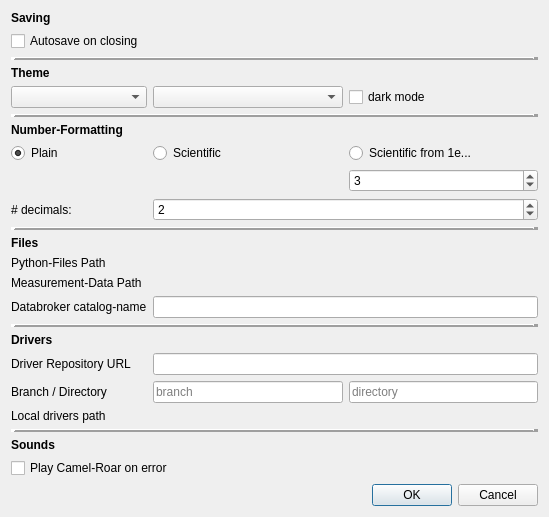
Before: the Qt Designer form nomad_camels/gui/settings_window.ui in FAU-LAP/NOMAD-CAMELS, drawn with Qt 5.
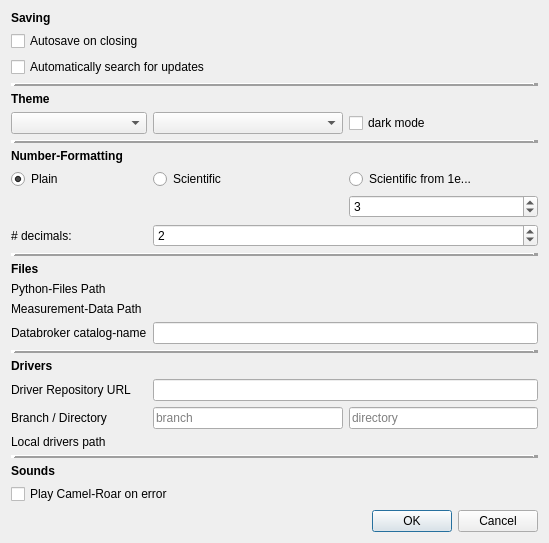
After: the same form once the commit is applied. Custom widgets are drawn as their Qt base class.

Commit message: auto-search for updates is now enabled

```diff
--- a/nomad_camels/gui/settings_window.ui
+++ b/nomad_camels/gui/settings_window.ui
@@ -7,117 +7,22 @@
     <x>0</x>
     <y>0</y>
     <width>549</width>
-    <height>485</height>
+    <height>505</height>
    </rect>
   </property>
   <property name="windowTitle">
    <string>Dialog</string>
   </property>
   <layout class="QGridLayout" name="gridLayout">
-   <item row="4" column="1">
-    <widget class="QComboBox" name="comboBox_theme"/>
-   </item>
-   <item row="2" column="1" colspan="3">
-    <widget class="Line" name="line">
-     <property name="frameShadow">
-      <enum>QFrame::Raised</enum>
-     </property>
-     <property name="lineWidth">
-      <number>5</number>
-     </property>
-     <property name="orientation">
-      <enum>Qt::Horizontal</enum>
-     </property>
-    </widget>
-   </item>
-   <item row="10" column="2" colspan="2">
-    <widget class="QSpinBox" name="spinBox_n_decimals">
-     <property name="value">
-      <number>2</number>
-     </property>
-    </widget>
-   </item>
-   <item row="8" column="1">
-    <widget class="QRadioButton" name="radioButton_plain_numbers">
+   <item row="1" column="1" colspan="3">
+    <widget class="QCheckBox" name="checkBox_autosave">
      <property name="text">
-      <string>Plain</string>
+      <string>Autosave on closing</string>
      </property>
-     <property name="checkable">
-      <bool>true</bool>
-     </property>
-     <property name="checked">
-      <bool>true</bool>
-     </property>
     </widget>
    </item>
-   <item row="10" column="1">
-    <widget class="QLabel" name="label_4">
-     <property name="maximumSize">
-      <size>
-       <width>16777215</width>
-       <height>17</height>
-      </size>
-     </property>
-     <property name="text">
-      <string># decimals:</string>
-     </property>
-    </widget>
-   </item>
-   <item row="17" column="1">
-    <widget class="QLabel" name="label_10">
-     <property name="text">
-      <string>Databroker catalog-name</string>
-     </property>
-    </widget>
-   </item>
-   <item row="0" column="1" colspan="3">
-    <widget class="QLabel" name="label">
-     <property name="maximumSize">
-      <size>
-       <width>16777215</width>
-       <height>17</height>
-      </size>
-     </property>
-     <property name="font">
-      <font>
-       <weight>75</weight>
-       <italic>false</italic>
-       <bold>true</bold>
-      </font>
-     </property>
-     <property name="text">
-      <string>Saving</string>
-     </property>
-    </widget>
-   </item>
-   <item row="8" column="3">
-    <widget class="QRadioButton" name="radioButton_mixed">
-     <property name="text">
-      <string>Scientific from 1e...</string>
-     </property>
-    </widget>
-   </item>
-   <item row="12" column="1" colspan="3">
-    <widget class="QLabel" name="label_5">
-     <property name="maximumSize">
-      <size>
-       <width>16777215</width>
-       <height>17</height>
-      </size>
-     </property>
-     <property name="font">
-      <font>
-       <weight>75</weight>
-       <bold>true</bold>
-      </font>
-     </property>
-     <property name="text">
-      <string>Files</string>
-     </property>
-    </widget>
-   </item>
-   <item row="11" column="1" colspan="3">
-    <widget class="Line" name="line_3">
+   <item row="19" column="1" colspan="3">
+    <widget class="Line" name="line_6">
      <property name="frameShadow">
       <enum>QFrame::Raised</enum>
      </property>
@@ -129,96 +34,98 @@
      </property>
     </widget>
    </item>
-   <item row="25" column="1" colspan="3">
+   <item row="26" column="1" colspan="3">
     <widget class="QCheckBox" name="checkBox_play_camel_on_error">
      <property name="text">
       <string>Play Camel-Roar on error</string>
      </property>
     </widget>
    </item>
-   <item row="21" column="2">
-    <widget class="QLineEdit" name="lineEdit_branch">
-     <property name="placeholderText">
-      <string>branch</string>
-     </property>
-    </widget>
-   </item>
-   <item row="5" column="1" colspan="3">
-    <widget class="Line" name="line_2">
-     <property name="frameShadow">
-      <enum>QFrame::Raised</enum>
-     </property>
-     <property name="lineWidth">
-      <number>5</number>
-     </property>
-     <property name="orientation">
-      <enum>Qt::Horizontal</enum>
-     </property>
-    </widget>
-   </item>
-   <item row="16" column="1">
-    <widget class="QLabel" name="label_7">
-     <property name="maximumSize">
-      <size>
-       <width>16777215</width>
-       <height>17</height>
-      </size>
-     </property>
-     <property name="text">
-      <string>Measurement-Data Path</string>
-     </property>
-    </widget>
-   </item>
-   <item row="17" column="2" colspan="2">
-    <widget class="QLineEdit" name="lineEdit_catalog_name"/>
-   </item>
-   <item row="7" column="1" colspan="3">
-    <widget class="QLabel" name="label_3">
-     <property name="maximumSize">
-      <size>
-       <width>16777215</width>
-       <height>17</height>
-      </size>
-     </property>
-     <property name="font">
-      <font>
-       <weight>75</weight>
-       <bold>true</bold>
-      </font>
-     </property>
-     <property name="text">
-      <string>Number-Formatting</string>
-     </property>
-    </widget>
-   </item>
-   <item row="23" column="1" colspan="3">
-    <widget class="Line" name="line_5">
-     <property name="frameShadow">
-      <enum>QFrame::Raised</enum>
-     </property>
-     <property name="lineWidth">
-      <number>5</number>
-     </property>
-     <property name="orientation">
-      <enum>Qt::Horizontal</enum>
-     </property>
-    </widget>
-   </item>
    <item row="9" column="3">
+    <widget class="QRadioButton" name="radioButton_mixed">
+     <property name="text">
+      <string>Scientific from 1e...</string>
+     </property>
+    </widget>
+   </item>
+   <item row="22" column="1">
+    <widget class="QLabel" name="label_14">
+     <property name="text">
+      <string>Branch / Directory</string>
+     </property>
+    </widget>
+   </item>
+   <item row="22" column="3">
+    <widget class="QLineEdit" name="lineEdit_directory">
+     <property name="placeholderText">
+      <string>directory</string>
+     </property>
+    </widget>
+   </item>
+   <item row="20" column="1" colspan="3">
+    <widget class="QLabel" name="label_13">
+     <property name="font">
+      <font>
+       <weight>75</weight>
+       <bold>true</bold>
+      </font>
+     </property>
+     <property name="text">
+      <string>Drivers</string>
+     </property>
+    </widget>
+   </item>
+   <item row="14" column="1">
+    <widget class="QLabel" name="label_6">
+     <property name="maximumSize">
+      <size>
+       <width>16777215</width>
+       <height>17</height>
+      </size>
+     </property>
+     <property name="text">
+      <string>Python-Files Path</string>
+     </property>
+    </widget>
+   </item>
+   <item row="5" column="3">
+    <widget class="QCheckBox" name="checkBox_dark">
+     <property name="text">
+      <string>dark mode</string>
+     </property>
+    </widget>
+   </item>
+   <item row="6" column="1" colspan="3">
+    <widget class="Line" name="line_2">
+     <property name="frameShadow">
+      <enum>QFrame::Raised</enum>
+     </property>
+     <property name="lineWidth">
+      <number>5</number>
+     </property>
+     <property name="orientation">
+      <enum>Qt::Horizontal</enum>
+     </property>
+    </widget>
+   </item>
+   <item row="10" column="3">
     <widget class="QSpinBox" name="spinBox_scientific_from">
      <property name="value">
       <number>3</number>
      </property>
     </widget>
    </item>
-   <item row="8" column="2">
+   <item row="9" column="2">
     <widget class="QRadioButton" name="radioButton_scientific">
      <property name="text">
       <string>Scientific</string>
      </property>
     </widget>
    </item>
-   <item row="3" column="1" colspan="3">
+   <item row="18" column="2" colspan="2">
+    <widget class="QLineEdit" name="lineEdit_catalog_name"/>
+   </item>
+   <item row="4" column="1" colspan="3">
     <widget class="QLabel" name="label_2">
      <property name="maximumSize">
       <size>
@@ -237,7 +144,53 @@
      </property>
     </widget>
    </item>
-   <item row="26" column="1" colspan="3">
+   <item row="25" column="1" colspan="3">
+    <widget class="QLabel" name="label_11">
+     <property name="font">
+      <font>
+       <weight>75</weight>
+       <bold>true</bold>
+      </font>
+     </property>
+     <property name="text">
+      <string>Sounds</string>
+     </property>
+    </widget>
+   </item>
+   <item row="24" column="1" colspan="3">
+    <widget class="Line" name="line_5">
+     <property name="frameShadow">
+      <enum>QFrame::Raised</enum>
+     </property>
+     <property name="lineWidth">
+      <number>5</number>
+     </property>
+     <property name="orientation">
+      <enum>Qt::Horizontal</enum>
+     </property>
+    </widget>
+   </item>
+   <item row="17" column="1">
+    <widget class="QLabel" name="label_7">
+     <property name="maximumSize">
+      <size>
+       <width>16777215</width>
+       <height>17</height>
+      </size>
+     </property>
+     <property name="text">
+      <string>Measurement-Data Path</string>
+     </property>
+    </widget>
+   </item>
+   <item row="22" column="2">
+    <widget class="QLineEdit" name="lineEdit_branch">
+     <property name="placeholderText">
+      <string>branch</string>
+     </property>
+    </widget>
+   </item>
+   <item row="27" column="1" colspan="3">
     <widget class="QDialogButtonBox" name="buttonBox">
      <property name="orientation">
       <enum>Qt::Horizontal</enum>
@@ -247,50 +200,52 @@
      </property>
     </widget>
    </item>
-   <item row="13" column="1">
-    <widget class="QLabel" name="label_6">
+   <item row="8" column="1" colspan="3">
+    <widget class="QLabel" name="label_3">
      <property name="maximumSize">
       <size>
        <width>16777215</width>
        <height>17</height>
       </size>
      </property>
+     <property name="font">
+      <font>
+       <weight>75</weight>
+       <bold>true</bold>
+      </font>
+     </property>
      <property name="text">
-      <string>Python-Files Path</string>
+      <string>Number-Formatting</string>
      </property>
     </widget>
    </item>
-   <item row="18" column="1" colspan="3">
-    <widget class="Line" name="line_6">
-     <property name="frameShadow">
-      <enum>QFrame::Raised</enum>
+   <item row="13" column="1" colspan="3">
+    <widget class="QLabel" name="label_5">
+     <property name="maximumSize">
+      <size>
+       <width>16777215</width>
+       <height>17</height>
+      </size>
      </property>
-     <property name="lineWidth">
-      <number>5</number>
+     <property name="font">
+      <font>
+       <weight>75</weight>
+       <bold>true</bold>
+      </font>
      </property>
-     <property name="orientation">
-      <enum>Qt::Horizontal</enum>
+     <property name="text">
+      <string>Files</string>
      </property>
     </widget>
    </item>
-   <item row="20" column="2" colspan="2">
-    <widget class="QLineEdit" name="lineEdit_repo"/>
-   </item>
-   <item row="20" column="1">
+   <item row="21" column="1">
     <widget class="QLabel" name="label_12">
      <property name="text">
       <string>Driver Repository URL</string>
      </property>
     </widget>
    </item>
-   <item row="21" column="1">
-    <widget class="QLabel" name="label_14">
-     <property name="text">
-      <string>Branch / Directory</string>
-     </property>
-    </widget>
-   </item>
-   <item row="22" column="1">
+   <item row="23" column="1">
     <widget class="QLabel" name="label_8">
      <property name="maximumSize">
       <size>
@@ -303,62 +258,114 @@
      </property>
     </widget>
    </item>
-   <item row="21" column="3">
-    <widget class="QLineEdit" name="lineEdit_directory">
-     <property name="placeholderText">
-      <string>directory</string>
-     </property>
-    </widget>
+   <item row="21" column="2" colspan="2">
+    <widget class="QLineEdit" name="lineEdit_repo"/>
    </item>
-   <item row="24" column="1" colspan="3">
-    <widget class="QLabel" name="label_11">
-     <property name="font">
-      <font>
-       <weight>75</weight>
-       <bold>true</bold>
-      </font>
+   <item row="12" column="1" colspan="3">
+    <widget class="Line" name="line_3">
+     <property name="frameShadow">
+      <enum>QFrame::Raised</enum>
      </property>
-     <property name="text">
-      <string>Sounds</string>
+     <property name="lineWidth">
+      <number>5</number>
      </property>
-    </widget>
-   </item>
-   <item row="19" column="1" colspan="3">
-    <widget class="QLabel" name="label_13">
-     <property name="font">
-      <font>
-       <weight>75</weight>
-       <bold>true</bold>
-      </font>
+     <property name="orientation">
+      <enum>Qt::Horizontal</enum>
      </property>
-     <property name="text">
-      <string>Drivers</string>
-     </property>
     </widget>
    </item>
-   <item row="4" column="2">
+   <item row="5" column="2">
     <widget class="QComboBox" name="comboBox_material_theme"/>
    </item>
-   <item row="22" column="2" colspan="2">
+   <item row="5" column="1">
+    <widget class="QComboBox" name="comboBox_theme"/>
+   </item>
+   <item row="11" column="2" colspan="2">
+    <widget class="QSpinBox" name="spinBox_n_decimals">
+     <property name="value">
+      <number>2</number>
+     </property>
+    </widget>
+   </item>
+   <item row="9" column="1">
+    <widget class="QRadioButton" name="radioButton_plain_numbers">
+     <property name="text">
+      <string>Plain</string>
+     </property>
+     <property name="checkable">
+      <bool>true</bool>
+     </property>
+     <property name="checked">
+      <bool>true</bool>
+     </property>
+    </widget>
+   </item>
+   <item row="0" column="1" colspan="3">
+    <widget class="QLabel" name="label">
+     <property name="maximumSize">
+      <size>
+       <width>16777215</width>
+       <height>17</height>
+      </size>
+     </property>
+     <property name="font">
+      <font>
+       <weight>75</weight>
+       <italic>false</italic>
+       <bold>true</bold>
+      </font>
+     </property>
+     <property name="text">
+      <string>Saving</string>
+     </property>
+    </widget>
+   </item>
+   <item row="11" column="1">
+    <widget class="QLabel" name="label_4">
+     <property name="maximumSize">
+      <size>
+       <width>16777215</width>
+       <height>17</height>
+      </size>
+     </property>
+     <property name="text">
+      <string># decimals:</string>
+     </property>
+    </widget>
+   </item>
+   <item row="18" column="1">
+    <widget class="QLabel" name="label_10">
+     <property name="text">
+      <string>Databroker catalog-name</string>
+     </property>
+    </widget>
+   </item>
+   <item row="3" column="1" colspan="3">
+    <widget class="Line" name="line">
+     <property name="frameShadow">
+      <enum>QFrame::Raised</enum>
+     </property>
+     <property name="lineWidth">
+      <number>5</number>
+     </property>
+     <property name="orientation">
+      <enum>Qt::Horizontal</enum>
+     </property>
+    </widget>
+   </item>
+   <item row="14" column="2" colspan="2">
+    <widget class="Path_Button_Edit" name="pathButton_py_files" native="true"/>
+   </item>
+   <item row="23" column="2" colspan="2">
     <widget class="Path_Button_Edit" name="pathButton_device_path" native="true"/>
    </item>
-   <item row="16" column="2" colspan="2">
+   <item row="17" column="2" colspan="2">
     <widget class="Path_Button_Edit" name="pathButton_meas_files" native="true"/>
    </item>
-   <item row="13" column="2" colspan="2">
-    <widget class="Path_Button_Edit" name="pathButton_py_files" native="true"/>
-   </item>
-   <item row="1" column="1" colspan="3">
-    <widget class="QCheckBox" name="checkBox_autosave">
+   <item row="2" column="1" colspan="3">
+    <widget class="QCheckBox" name="checkBox_auto_check_updates">
      <property name="text">
-      <string>Autosave on closing</string>
-     </property>
-    </widget>
-   </item>
-   <item row="4" column="3">
-    <widget class="QCheckBox" name="checkBox_dark">
-     <property name="text">
-      <string>dark mode</string>
+      <string>Automatically search for updates</string>
      </property>
     </widget>
    </item>
```
The commit also changes 5 other files.
